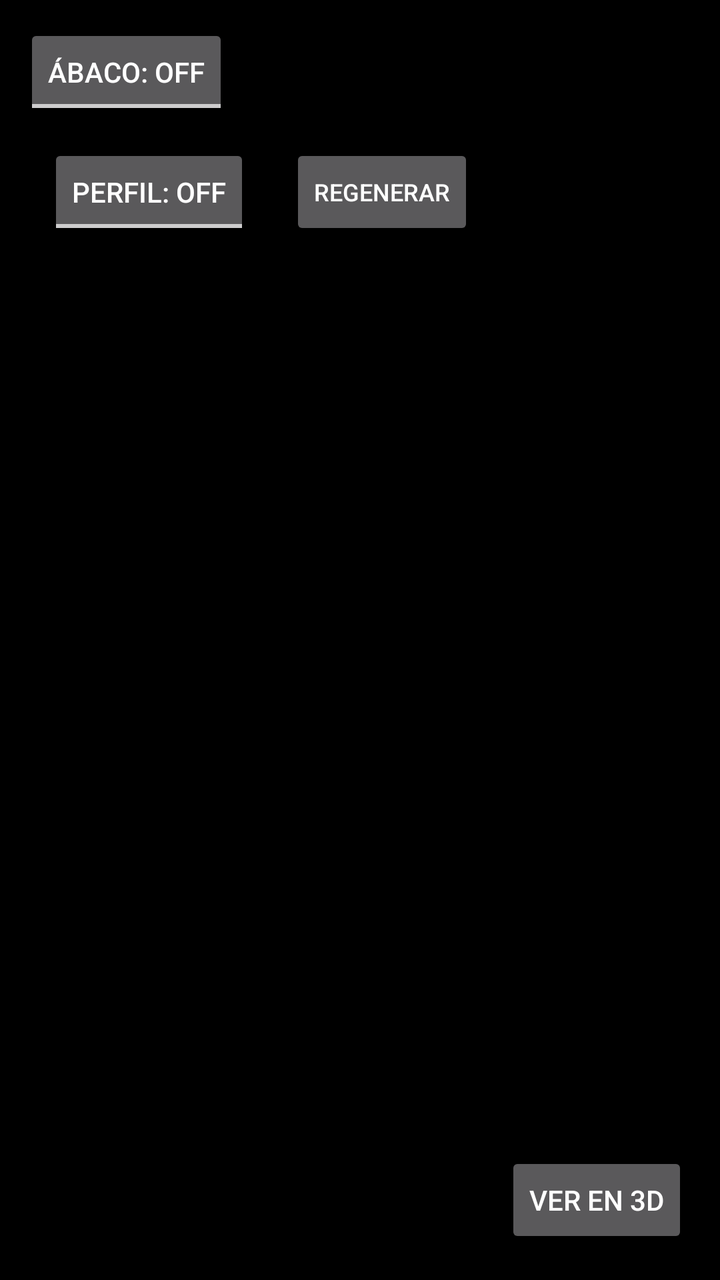
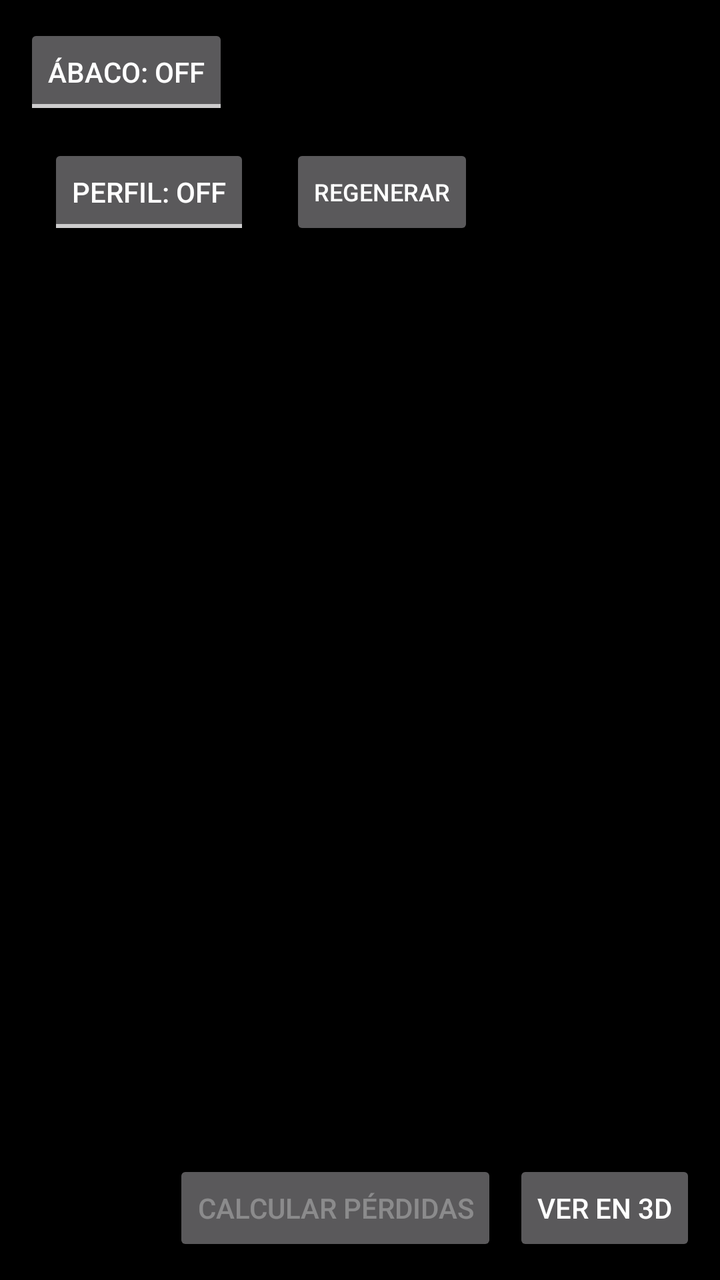

Two renders of the same Android screen: before a commit and after it. Below are the layout's source before the change and the commit's diff.
<!-- AndroidManifest.xml: activity theme Theme.AppCompat.NoActionBar -->
<!-- res/layout/activity_analysis.xml -->
<?xml version="1.0" encoding="utf-8"?>
<RelativeLayout
    xmlns:android="http://schemas.android.com/apk/res/android"
    xmlns:tools="http://schemas.android.com/tools"
    android:layout_width="match_parent"
    android:layout_height="match_parent"
    android:background="@android:color/black"
    tools:context=".AnalysisActivity">

    <ImageView
        android:id="@+id/panoramaImageView"
        android:layout_width="match_parent"
        android:layout_height="wrap_content"
        android:layout_centerInParent="true"
        android:scaleType="fitCenter"
        android:contentDescription="Panorama 360" />

    <ToggleButton
        android:id="@+id/btnSolarChart"
        android:layout_width="wrap_content"
        android:layout_height="wrap_content"
        android:textOn="Ábaco: ON"
        android:textOff="Ábaco: OFF"
        android:padding="12dp"
        android:layout_margin="12dp"/>

    <ToggleButton
        android:id="@+id/btnHorizonProfile"
        android:layout_width="wrap_content"
        android:layout_height="wrap_content"
        android:layout_below="@id/btnSolarChart"
        android:layout_alignStart="@id/btnSolarChart"
        android:textOn="Perfil: ON"
        android:textOff="Perfil: OFF"
        android:padding="12dp"
        android:layout_marginStart="12dp"
        android:layout_marginEnd="12dp"/>

    <Button
        android:id="@+id/btnRegenerateProfile"
        android:layout_width="wrap_content"
        android:layout_height="wrap_content"
        android:layout_alignTop="@id/btnHorizonProfile"
        android:layout_toEndOf="@id/btnHorizonProfile"
        android:layout_marginStart="8dp"
        android:padding="12dp"
        android:text="Regenerar"
        android:textSize="12sp"/>

    <ProgressBar
        android:id="@+id/loadingIndicator"
        android:layout_width="wrap_content"
        android:layout_height="wrap_content"
        android:layout_centerInParent="true"
        android:visibility="gone" />

    <Button
        android:id="@+id/btnOpen3d"
        android:layout_width="wrap_content"
        android:layout_height="wrap_content"
        android:layout_alignParentBottom="true"
        android:layout_alignParentEnd="true"
        android:layout_margin="16dp"
        android:text="Ver en 3D" />

</RelativeLayout>
<!-- resources referenced by this layout -->
<resources>

</resources>

<!-- the commit's change to res/layout/activity_analysis.xml (unified diff, before → after) -->
@@ -54,13 +54,28 @@
         android:layout_centerInParent="true"
         android:visibility="gone" />
 
-    <Button
-        android:id="@+id/btnOpen3d"
-        android:layout_width="wrap_content"
+    
+    <LinearLayout
+        android:layout_width="match_parent"
         android:layout_height="wrap_content"
         android:layout_alignParentBottom="true"
-        android:layout_alignParentEnd="true"
-        android:layout_margin="16dp"
-        android:text="Ver en 3D" />
+        android:orientation="horizontal"
+        android:padding="12dp"
+        android:gravity="end">
+
+        <Button
+            android:id="@+id/btnCalculateLosses"
+            android:layout_width="wrap_content"
+            android:layout_height="wrap_content"
+            android:text="Calcular pérdidas"
+            android:enabled="false"
+            android:layout_marginEnd="8dp"/>
+
+        <Button
+            android:id="@+id/btnOpen3d"
+            android:layout_width="wrap_content"
+            android:layout_height="wrap_content"
+            android:text="Ver en 3D" />
+    </LinearLayout>
 
 </RelativeLayout>
